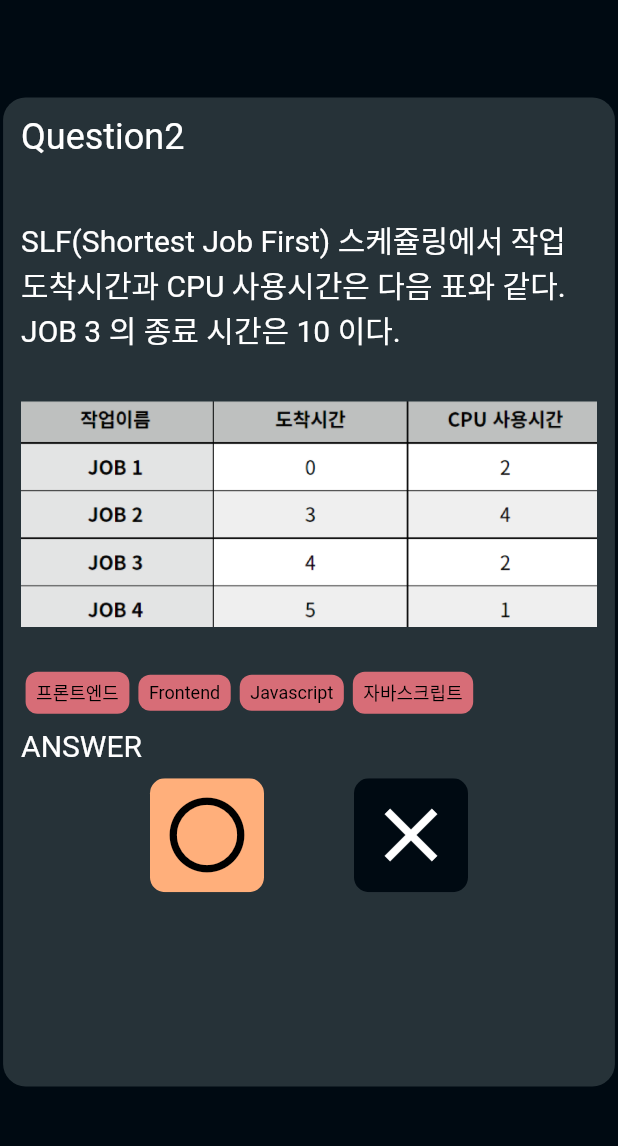
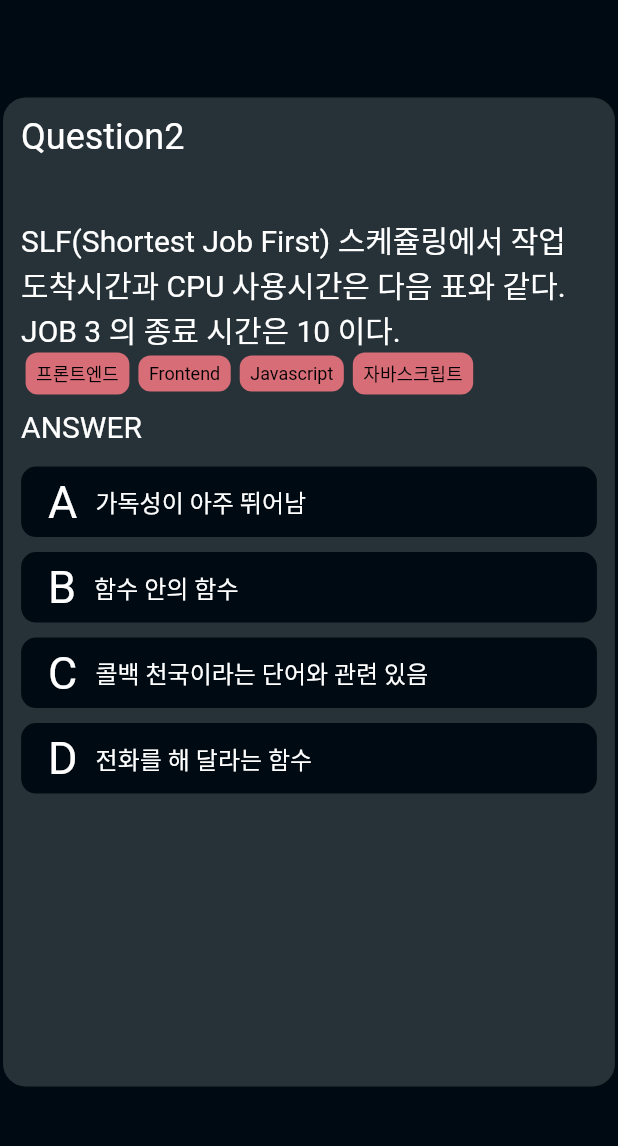
Before and after one commit to chlee1252/cosc, a Flutter app: the screen it shows after launch, on a phone screen of 412 x 824 dp, the part 68-1214 px from its top. Run offline on Flutter 3.47's test engine with Material 2 defaults, Android fonts, the phone set to English and light mode, and no system bars; our stand-ins replace flutter_calendar_carousel, get, google_fonts, lottie, percent_indicator, yaml; Roboto replaces fonts that are missing (Courgette).

Commit message:
feat | 객관식 문제 선택 영역 구현(기능 미구현)

```diff
--- /dev/null
+++ b/lib/screen/quiz/components/answer.dart
@@ -0,0 +1,49 @@
+import 'package:cosc/screen/quiz/components/answer_multi_choice.dart';
+import 'package:cosc/screen/quiz/components/answer_ox.dart';
+import 'package:flutter/material.dart';
+
+class Answer extends StatelessWidget {
+  Answer({
+    Key? key,
+  }) : super(key: key);
+
+  /// quiz_screen 에서 부터 prop drill 해야 할까??
+  final List<String> choices = [
+    "가독성이 아주 뛰어남",
+    "함수 안의 함수",
+    "콜백 천국이라는 단어와 관련 있음",
+    "전화를 해 달라는 함수"
+  ];
+
+  @override
+  Widget build(BuildContext context) {
+    return Column(
+      children: [
+        Container(
+            width: double.maxFinite,
+            padding: const EdgeInsets.symmetric(vertical: 10),
+            child: const Text("ANSWER", style: TextStyle(color: Colors.white, fontSize: 20))),
+        /**
+         * Onclick Event 추가 필요
+         * */
+        // 문제 타입에 따라 다른 컴포넌트 주입 (컴포넌트 명도 변경 필요)
+        // BuildAnswer(type: "OX")
+        BuildAnswer(type: "MULTI", choices: choices)
+      ],
+    );
+  }
+
+  Widget BuildAnswer({required String type, List<String>? choices}) {
+
+    if(type == "OX") {
+      return const AnswerOX();
+    }
+    if(type == "MULTI") {
+      if(choices == null) {
+        throw Exception("객관식 문항 리스트 데이터가 없습니다");
+      }
+      return AnswerMultiChoice(multiCHoices: choices);
+    }
+    throw Exception("올바른 Type 만 사용해 주세요!");
+  }
+}
--- /dev/null
+++ b/lib/screen/quiz/components/answer_multi_choice.dart
@@ -0,0 +1,53 @@
+import 'package:cosc/constants.dart';
+import 'package:flutter/material.dart';
+
+class AnswerMultiChoice extends StatelessWidget {
+  final List<String> multiCHoices;
+  const AnswerMultiChoice({Key? key, required this.multiCHoices, }) : super(key: key);
+
+  @override
+  Widget build(BuildContext context) {
+    return ListView.builder(
+        shrinkWrap: true,
+        itemCount: multiCHoices.length,
+        itemBuilder: (BuildContext context, int idx) {
+          return MultiChoiceItem(
+              choiceAlphabet: String.fromCharCode(65+idx),
+              choiceText: multiCHoices[idx]
+          );
+        });
+  }
+}
+
+class MultiChoiceItem extends StatelessWidget {
+  final bool isSelected;
+  final String choiceAlphabet;
+  final String choiceText;
+
+  const MultiChoiceItem({
+    Key? key,
+    this.isSelected = false,
+    required this.choiceAlphabet,
+    required this.choiceText,
+  }) : super(key: key);
+
+  @override
+  Widget build(BuildContext context) {
+    return Container(
+      decoration: BoxDecoration(
+        color: firstThemeColor,
+        borderRadius: BorderRadius.circular(10)
+      ),
+      padding: const EdgeInsets.all(6),
+      margin: EdgeInsets.symmetric(vertical: 5),
+      width: double.maxFinite,
+      child: Row(children: [
+        Padding(
+          padding: const EdgeInsets.symmetric(horizontal: 12.0),
+          child: Text(choiceAlphabet, style: const TextStyle(color: Colors.white, fontSize: 30),),
+        ),
+        Text(choiceText, style: const TextStyle(color: Colors.white, fontSize: 16),),
+      ],),
+    );
+  }
+}
--- a/lib/screen/quiz/components/answer_ox.dart
+++ b/lib/screen/quiz/components/answer_ox.dart
@@ -2,29 +2,16 @@ import 'package:cosc/screen/quiz/components/select_ox_button.dart';
 import 'package:flutter/material.dart';
 
 class AnswerOX extends StatelessWidget {
-  const AnswerOX({
-    Key? key,
-  }) : super(key: key);
+  const AnswerOX({Key? key}) : super(key: key);
 
   @override
   Widget build(BuildContext context) {
-    return Column(
-      children: [
-        Container(
-            width: double.maxFinite,
-            padding: const EdgeInsets.symmetric(vertical: 10),
-            child: const Text("ANSWER", style: TextStyle(color: Colors.white, fontSize: 20))),
-        /**
-         * Onclick Event 추가 필요
-         * */
-        ToggleButtons(
-          renderBorder: false,
-          isSelected: const [false,true],
-          children:  const [
-            SelectOXButton(isSelected: true,),
-            SelectOXButton(isSelected: false,)
-          ],
-        )
+    return ToggleButtons(
+      renderBorder: false,
+      isSelected: const [false,true],
+      children:  const [
+        SelectOXButton(isSelected: true,),
+        SelectOXButton(isSelected: false,)
       ],
     );
   }
--- a/lib/screen/quiz/components/question.dart
+++ b/lib/screen/quiz/components/question.dart
@@ -1,5 +1,5 @@
 import 'package:cosc/constants.dart';
-import 'package:cosc/screen/quiz/components/answer_ox.dart';
+import 'package:cosc/screen/quiz/components/answer.dart';
 import 'package:cosc/screen/quiz/components/question_content.dart';
 import 'package:cosc/screen/quiz/components/tag_list.dart';
 import 'package:flutter/material.dart';
@@ -23,10 +23,10 @@ class Question extends StatelessWidget {
               child: Text("Question2",style: TextStyle(color: Colors.white, fontSize: 24),),
             ),
             Column(
-              children:  const [
-                QuestionContent(),
-                TagList(),
-                AnswerOX(),
+              children:  [
+                const QuestionContent(),
+                const TagList(),
+                Answer(),
               ],
             )
           ],
--- a/lib/screen/quiz/components/question_content.dart
+++ b/lib/screen/quiz/components/question_content.dart
@@ -17,10 +17,10 @@ class QuestionContent extends StatelessWidget {
                 fontSize: 20
             )
         ),
-        Padding(
-          padding: const EdgeInsets.symmetric(vertical: 30),
-          child: Image.asset("assets/image/question_sample_table.png", width: double.maxFinite),
-        ),
+        // Padding(
+        //   padding: const EdgeInsets.symmetric(vertical: 30),
+        //   child: Image.asset("assets/image/question_sample_table.png", width: double.maxFinite),
+        // ),
       ],
     );
   }
```
